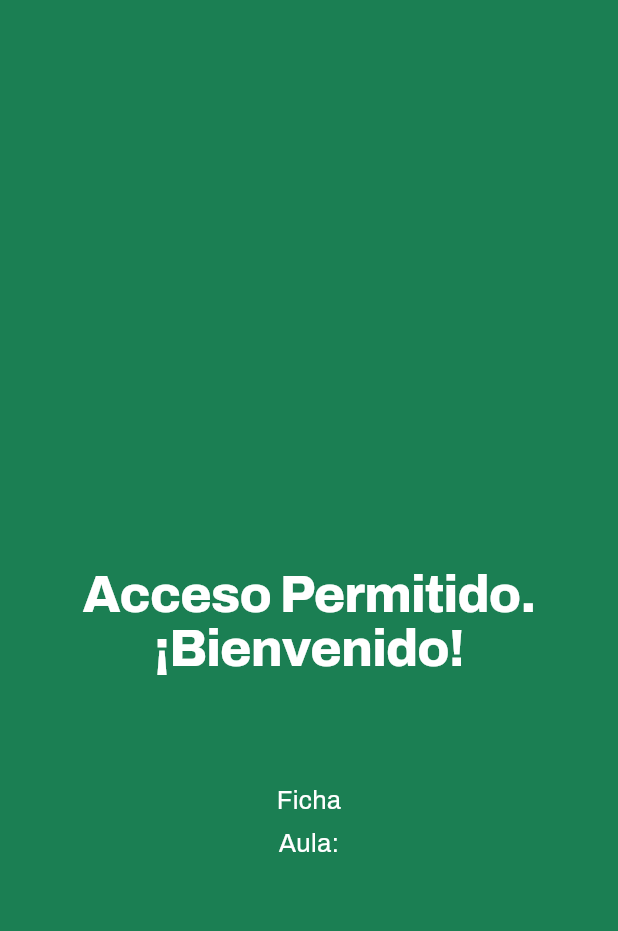
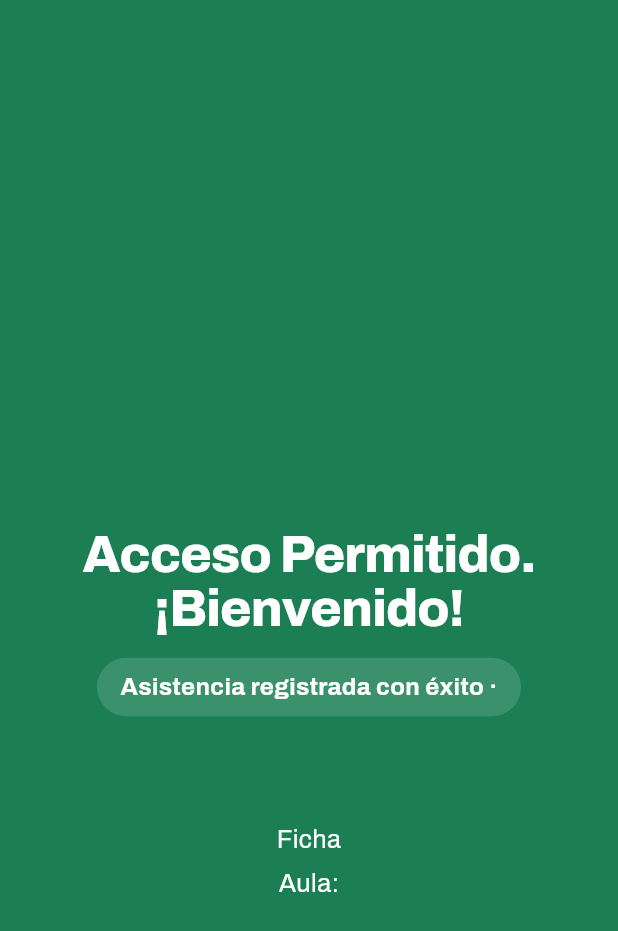
Before and after one commit to xentineloficial-2026/Xentinel, a Flutter app: the _ResultOverlay widget shown alone on an empty page, opened directly with empty values, on a phone screen of 412 x 824 dp. Shown: the top 931 px of the screen. Run offline on Flutter 3.47's test engine with Material 3 defaults, Android fonts, the phone set to English and light mode, and no system bars; our stand-ins replace audioplayers, connectivity_plus, firebase_core, firebase_messaging, flutter_local_notifications, flutter_riverpod and 7 more; missing offline and left inert: mobile_scanner, screen_brightness; accounts and stored records are empty.

Commit message:
feat(app): el escáner confirma la asistencia y dice por qué niega el acceso (1.3.2)
«Asistencia registrada con éxito» con el estado del día, «Usuario inactivo» o
«Aprendiz retirado» y «Usuario no encontrado» en rojo con su sonido.

Co-Authored-By: Claude Opus 5.5 <noreply@anthropic.com>
Claude-Session: https://claude.ai/code/session_019snRaBnvgz5bqXcu3j5wqL

```diff
--- a/Xentinel app/lib/models/xentinel_models.dart
+++ b/Xentinel app/lib/models/xentinel_models.dart
@@ -130,8 +130,16 @@ class ScannedPerson {
 /// PERMITIDO. La entrada y la salida se distinguen a simple vista y al oído:
 /// verde con «¡Bienvenido!» al entrar, azul institucional con «¡Hasta pronto!» al salir.
 final class Granted extends AccessScanResult {
-  const Granted({super.user, this.person, this.isExit = false});
+  const Granted({
+    super.user,
+    this.person,
+    this.isExit = false,
+    this.attendance,
+  });
   final ScannedPerson? person;
+
+  /// Estado de la asistencia del día que dejó el registro (Presente o Retardo).
+  final String? attendance;
 
   /// Movimiento de SALIDA registrado (ENTRADA si es `false`).
   final bool isExit;
@@ -143,6 +151,12 @@ final class Granted extends AccessScanResult {
   Color get color => isExit ? const Color(0xFF18458D) : const Color(0xFF1B7F53);
   @override
   String get message => isExit ? exitMessage : entryMessage;
+
+  /// Confirmación de que la asistencia quedó guardada en el servidor.
+  String get detail => isExit
+      ? 'Salida registrada en la asistencia del día'
+      : 'Asistencia registrada con éxito'
+            '${attendance != null ? ' · $attendance' : ''}';
   @override
   AccessStatus get status => AccessStatus.permitido;
 }
@@ -162,21 +176,24 @@ final class Alert extends AccessScanResult {
   AccessStatus get status => AccessStatus.pendiente;
 }
 
-/// NO ENCONTRADO (amarillo): el QR es legible, pero el usuario no está registrado.
+/// NO ENCONTRADO (rojo): el QR es legible, pero la persona no está registrada.
 final class NotRegistered extends AccessScanResult {
   const NotRegistered();
 
   @override
-  Color get color => const Color(0xFFE8A33D);
+  Color get color => const Color(0xFFC4231A);
   @override
-  String get message => 'Usuario no registrado';
+  String get message => 'Usuario no encontrado';
   @override
   AccessStatus get status => AccessStatus.pendiente;
 }
 
 /// DENEGADO (rojo).
 final class Denied extends AccessScanResult {
-  const Denied({super.user, this.reason, this.person});
+  const Denied({super.user, this.reason, this.person, this.title});
+
+  /// Título del rechazo, por ejemplo «Usuario inactivo». Sin él: «Acceso denegado».
+  final String? title;
 
   /// Motivo de rechazo que se muestra al personal de control de acceso.
   final String? reason;
@@ -187,7 +204,7 @@ final class Denied extends AccessScanResult {
   @override
   Color get color => const Color(0xFFC4231A);
   @override
-  String get message => 'Acceso denegado';
+  String get message => title ?? 'Acceso denegado';
   @override
   AccessStatus get status => AccessStatus.denegado;
 }
--- a/Xentinel app/lib/repositories/access_repository.dart
+++ b/Xentinel app/lib/repositories/access_repository.dart
@@ -122,16 +122,23 @@ class AccessRepository {
         'No se pudo confirmar el registro. Verifica el historial antes de repetirlo.',
       );
     }
+    final asistencia = data['asistencia'];
+    final motivo = data['motivo'];
+    final retirado = motivo is Map && motivo['codigo'] == 'APRENDIZ_RETIRADO';
     return switch (data['estado']) {
       'Permitido' => Granted(
         person: ScannedPerson.fromApi(data['persona']),
         isExit: type == 'SALIDA',
+        attendance: asistencia is Map ? asistencia['estado']?.toString() : null,
       ),
       'Visitante' => const VisitorAccess(),
       'Denegado' => Denied(
         user: null,
-        reason:
-            'Esta persona está inactiva o retirada. Consulta con administración.',
+        title: retirado ? 'Aprendiz retirado' : 'Usuario inactivo',
+        reason: retirado
+            ? 'Está retirado o desertado de la formación. No ingresa a la sede.'
+            : 'La cuenta está desactivada. No ingresa a la sede; consulta con '
+                  'administración.',
         person: ScannedPerson.fromApi(data['persona']),
       ),
       _ => throw const ApiException(
--- a/Xentinel app/lib/screens/scanner_screen.dart
+++ b/Xentinel app/lib/screens/scanner_screen.dart
@@ -622,6 +622,8 @@ class _ResultOverlay extends StatelessWidget {
       Denied(:final reason) => reason,
       Alert(:final reason) => reason,
       Unconfirmed(:final reason) => reason,
+      NotRegistered() =>
+        'El código no corresponde a ninguna persona registrada en Xentinel.',
       _ => null,
     };
 
@@ -660,6 +662,28 @@ class _ResultOverlay extends StatelessWidget {
                 Text(
                   user.role.dbValue,
                   style: TextStyle(color: fg.withValues(alpha: 0.8)),
+                ),
+              ],
+              if (result case final Granted granted) ...[
+                const SizedBox(height: 14),
+                Container(
+                  padding: const EdgeInsets.symmetric(
+                    horizontal: 14,
+                    vertical: 8,
+                  ),
+                  decoration: BoxDecoration(
+                    color: fg.withValues(alpha: 0.14),
+                    borderRadius: BorderRadius.circular(999),
+                  ),
+                  child: Text(
+                    granted.detail,
+                    textAlign: TextAlign.center,
+                    style: TextStyle(
+                      fontSize: 16,
+                      fontWeight: FontWeight.w700,
+                      color: fg,
+                    ),
+                  ),
                 ),
               ],
               if (result case Granted(:final person?)) ...[
--- a/Xentinel app/lib/services/feedback_service.dart
+++ b/Xentinel app/lib/services/feedback_service.dart
@@ -32,7 +32,7 @@ class FeedbackService {
       Granted(isExit: false) => ('sounds/ok.wav', <int>[0, 150]),
       Granted(isExit: true) => ('sounds/salida.wav', <int>[0, 70, 90, 70]),
       Alert() => ('sounds/warn.wav', <int>[0, 200, 100, 200]),
-      NotRegistered() => ('sounds/warn.wav', <int>[0, 200, 100, 200]),
+      NotRegistered() => ('sounds/error.wav', <int>[0, 500]),
       Denied() => ('sounds/error.wav', <int>[0, 500]),
       VisitorAccess() => ('sounds/ok.wav', <int>[0, 100, 80, 100]),
       Unconfirmed() => ('sounds/warn.wav', <int>[0, 200, 100, 200]),
--- a/Xentinel app/pubspec.yaml
+++ b/Xentinel app/pubspec.yaml
@@ -1,7 +1,7 @@
 name: xentinel
 description: Xentinel - Sistema Inteligente de Control de Acceso (SENA Fontibon).
 publish_to: 'none'
-version: 1.3.1+7
+version: 1.3.2+8
 
 environment:
   sdk: ^3.12.0
```
Also changed, not shown: 1 other file.
